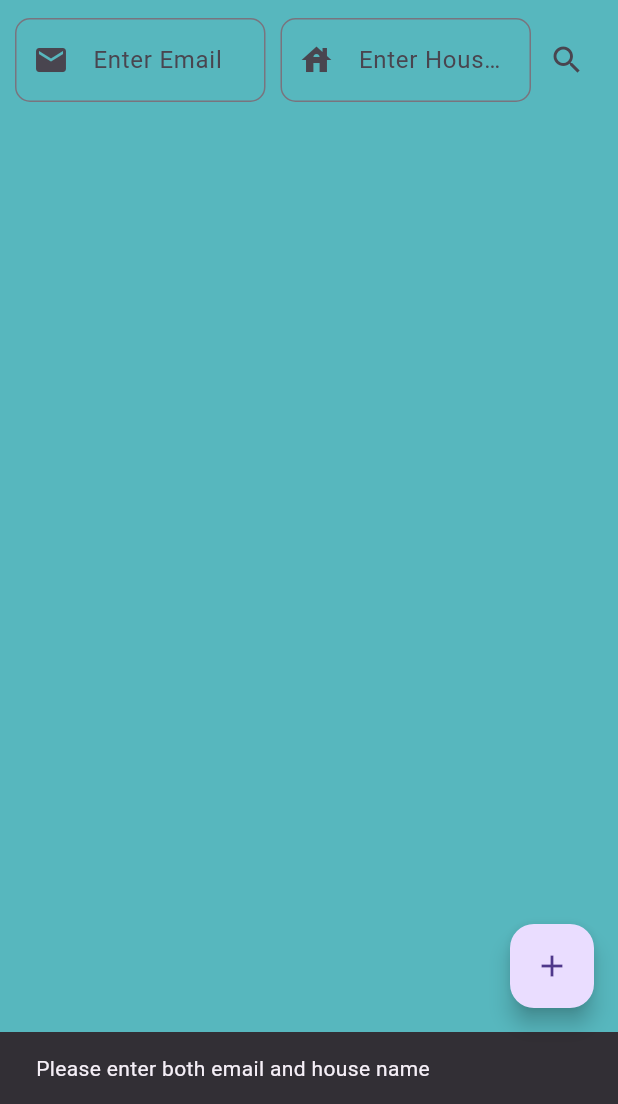
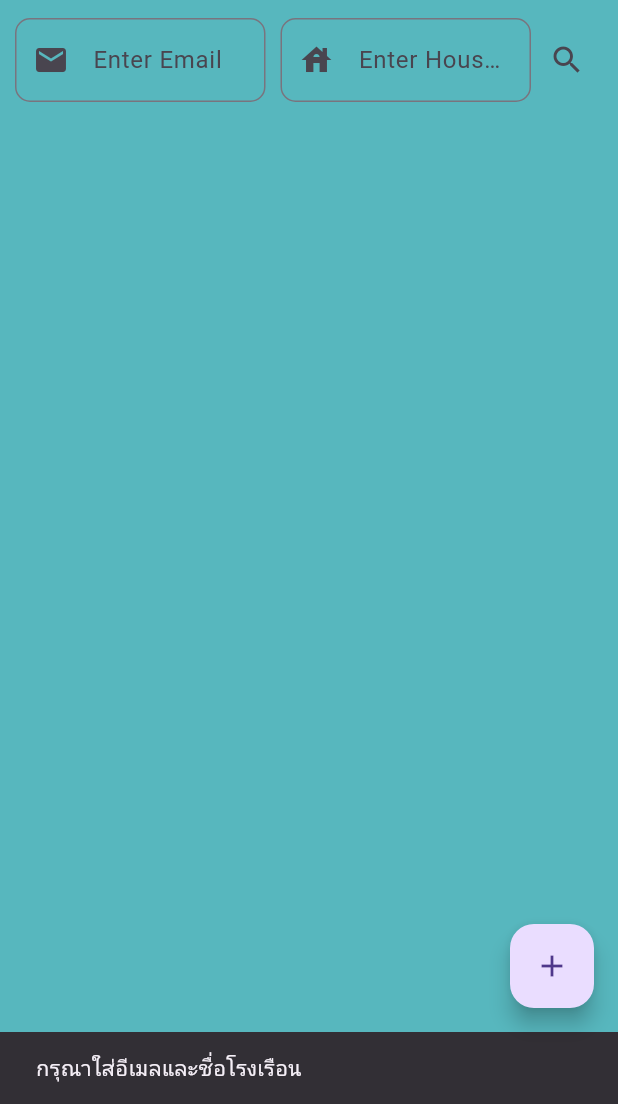
Before and after one commit to chatdanai20/pheasant_house, a Flutter app: the HomeScreen screen opened directly, after a tap on the "search" icon, on a phone screen of 412 x 824 dp, the part 132-1236 px from its top. Run offline on Flutter 3.47's test engine with Material 3 defaults, Android fonts, the phone set to English and light mode, and no system bars; our stand-ins replace cloud_firestore, firebase_auth, firebase_core, fl_chart, fluttertoast, google_fonts and 6 more; missing offline and left inert: excel, flutter_charts, mqtt_client, syncfusion_flutter_pdf; accounts and stored records are empty; Roboto replaces fonts that are missing (Prompt).

Commit message:
update29/06/2024

```diff
--- a/lib/screen/customcard/cardHeat.dart
+++ b/lib/screen/customcard/cardHeat.dart
@@ -631,7 +631,7 @@ class _CardHeatState extends State<CardHeat> {
                 ),
               ),
               Text(
-                ' ${offSensor} °C',
+                ' ${offSensor} lux',
                 style: TextStyle(
                   color: Colors.red,
                   fontSize: 20,
--- a/lib/screen/homescreen/homescreen.dart
+++ b/lib/screen/homescreen/homescreen.dart
@@ -478,28 +478,28 @@ class _HomeScreenState extends State<HomeScreen> {
           } else {
             ScaffoldMessenger.of(context).showSnackBar(
               const SnackBar(
-                content: Text('No environment data available for this house'),
+                content: Text('ไม่มีข้อมูลสภาพเเวดล้อมในโรงเรือนนี้'),
               ),
             );
           }
         } else {
           ScaffoldMessenger.of(context).showSnackBar(
             const SnackBar(
-              content: Text('No house found with the given name'),
+              content: Text('ไม่มีชื่อโรงเรือนนี้'),
             ),
           );
         }
       } else {
         ScaffoldMessenger.of(context).showSnackBar(
           const SnackBar(
-            content: Text('No user found with the given email'),
+            content: Text('ไม่มีอีเมลผู้ใช้นี้'),
           ),
         );
       }
     } else {
       ScaffoldMessenger.of(context).showSnackBar(
         const SnackBar(
-          content: Text('Please enter both email and house name'),
+          content: Text('กรุณาใส่อีเมลและชื่อโรงเรือน'),
         ),
       );
     }
@@ -513,14 +513,14 @@ class _HomeScreenState extends State<HomeScreen> {
     await showDialog(
       context: context,
       builder: (context) => AlertDialog(
-        title: const Text('Add New House'),
+        title: const Text('เพิ่มโรงเรือน'),
         content: Column(
           mainAxisSize: MainAxisSize.min,
           children: [
             TextField(
               controller: _houseNameController,
               decoration: const InputDecoration(
-                hintText: 'Enter house name',
+                hintText: 'กรอกชื่อโรงเรือน',
               ),
             ),
             // TextField(
@@ -588,8 +588,8 @@ class _HomeScreenState extends State<HomeScreen> {
       context: context,
       builder: (BuildContext context) {
         return AlertDialog(
-          title: const Text('Confirm Delete'),
-          content: Text('Are you sure you want to delete $houseName?'),
+          title: const Text('ยืนยันการลบโรงเรือน'),
+          content: Text('ยืนยันการลบโรงเรือน $houseName?'),
           actions: <Widget>[
             TextButton(
               child: const Text('Cancel'),
@@ -632,7 +632,7 @@ class _HomeScreenState extends State<HomeScreen> {
       Navigator.pop(context);
       ScaffoldMessenger.of(context).showSnackBar(
         SnackBar(
-          content: Text('No environment data available for $houseName'),
+          content: Text('ไม่มีข้อมูลสภาพเเวดล้อมใน $houseName'),
         ),
       );
     }
```
Also changed, not shown: pubspec.yaml (+5 -2 lines), asset/images/Logo3.png (added), lib/screen/functionMQTT.dart/creatpheasanthouse.dart (line endings or trailing spaces), pubspec.lock, 11 other files.
